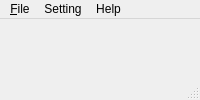
The window that twoFirst01/dimmingdebugger.ui (hooloong/gitpython) describes before a commit, drawn with Qt 5.
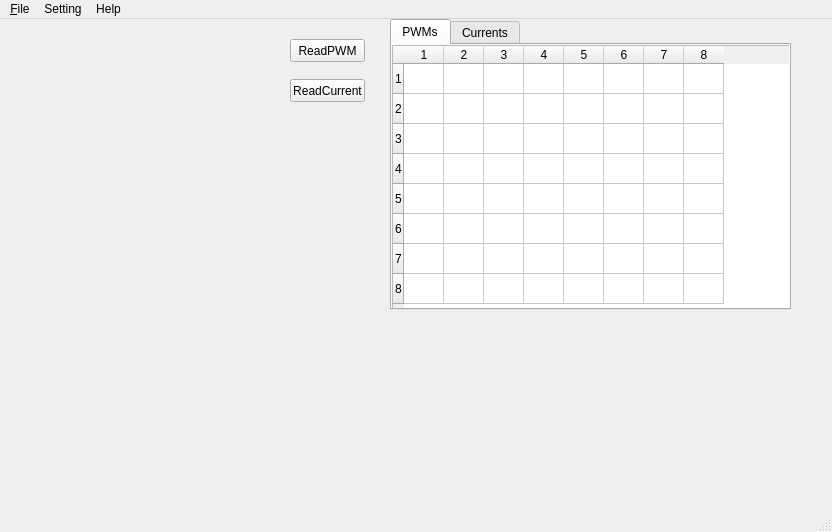
The same window after the commit. The open tabs and pages were chosen to show the change. Icons and pictures are not drawn.

Commit message: updated tablewidget setting

```diff
--- a/twoFirst01/dimmingdebugger.ui
+++ b/twoFirst01/dimmingdebugger.ui
@@ -2,6 +2,14 @@
 <ui version="4.0">
  <class>MainWindow</class>
  <widget class="QMainWindow" name="MainWindow">
+  <property name="geometry">
+   <rect>
+    <x>0</x>
+    <y>0</y>
+    <width>832</width>
+    <height>532</height>
+   </rect>
+  </property>
   <property name="windowTitle">
    <string>Dimming Debugger     DisConnect..</string>
   </property>
@@ -144,7 +152,7 @@
     <rect>
      <x>0</x>
      <y>0</y>
-     <width>800</width>
+     <width>832</width>
      <height>23</height>
     </rect>
    </property>
```
Left out of the diff: 10 changed lines with no effect on the pictures. The commit also changes 1 other file.
